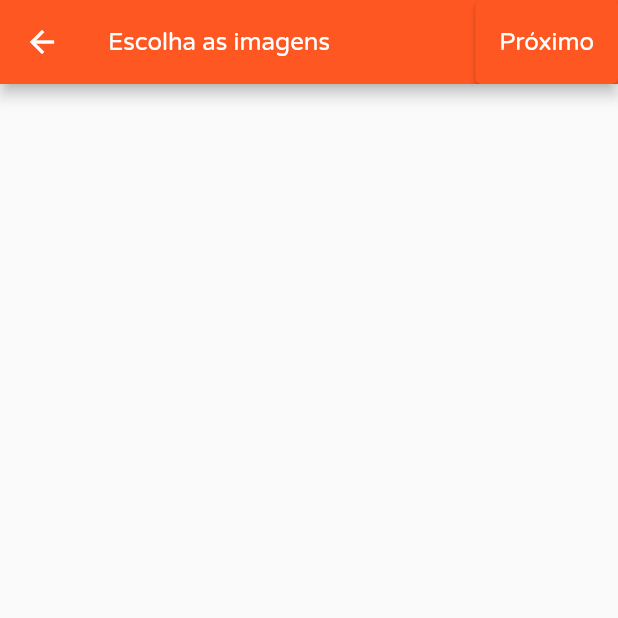
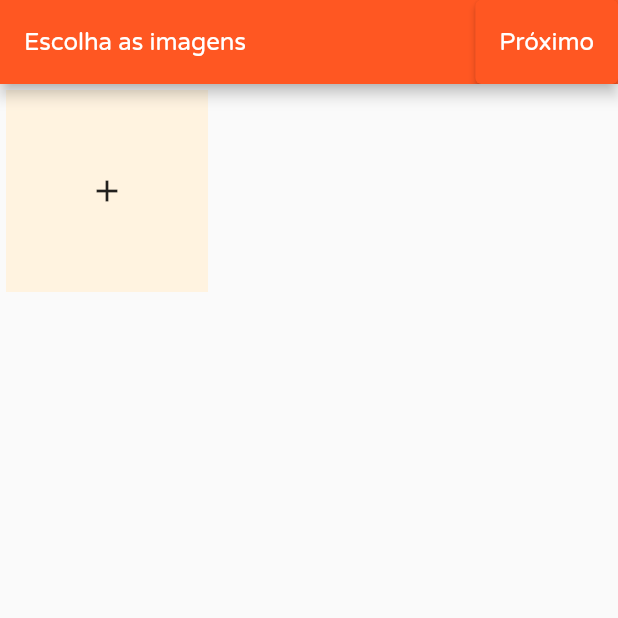
Before and after one commit to ravelinejunior/nerding, a Flutter app: the UploadAdScreen screen opened directly, on a phone screen of 412 x 824 dp, the top half of it. Run offline on Flutter 3.47's test engine with Material 2 defaults, Android fonts, the phone set to English and light mode, and no system bars; our stand-ins replace cloud_firestore, firebase_auth, firebase_core, firebase_storage, flutter_svg, fluttertoast and 3 more; accounts and stored records are empty; project files that could hold a hidden picture were left out.

Commit message:
Completing Upload Ads Design

```diff
--- a/lib/screens/home_screen/components/upload_add_screen.dart
+++ b/lib/screens/home_screen/components/upload_add_screen.dart
@@ -46,6 +46,7 @@ class _UploadAdScreenState extends State<UploadAdScreen> {
   Widget build(BuildContext context) {
     return Scaffold(
       appBar: AppBar(
+        automaticallyImplyLeading: false,
         title: Text(
           next ? 'Por favor, descreva o Item.' : 'Escolha as imagens',
           style: TextStyle(
@@ -58,14 +59,14 @@ class _UploadAdScreenState extends State<UploadAdScreen> {
               ? Container()
               : ElevatedButton(
                   onPressed: () {
-                    if (_imagesIO.length == 5) {
+                    if (_imagesIO.length > 1) {
                       setState(() {
                         uploading = true;
                         next = true;
                       });
                     } else {
                       showToast(
-                        'Máximo de 5 imagens por item.',
+                        'Mínimo de 2 imagens por item.',
                       );
                     }
                   },
@@ -143,8 +144,89 @@ class _UploadAdScreenState extends State<UploadAdScreen> {
                 ),
               ),
             )
-          : Container(),
+          : Stack(
+              children: [
+                Container(
+                  padding: const EdgeInsets.all(4),
+                  child: GridView.builder(
+                    itemCount: _imagesIO.length + 1,
+                    gridDelegate: SliverGridDelegateWithFixedCrossAxisCount(
+                        crossAxisCount: 3),
+                    itemBuilder: (context, index) {
+                      return index == 0
+                          ? InkWell(
+                              splashColor: Colors.orangeAccent,
+                              onTap: () => !uploading ? _chooseImage() : null,
+                              child: Container(
+                                padding: const EdgeInsets.all(8),
+                                color: Colors.orange[50],
+                                child: Center(
+                                  child: IconButton(
+                                    onPressed: () =>
+                                        !uploading ? _chooseImage() : null,
+                                    icon: Icon(Icons.add),
+                                  ),
+                                ),
+                              ),
+                            )
+                          : Container(
+                              margin: const EdgeInsets.all(4),
+                              decoration: BoxDecoration(
+                                image: DecorationImage(
+                                  image: FileImage(_imagesIO[index - 1]),
+                                  fit: BoxFit.cover,
+                                ),
+                              ),
+                            );
+                    },
+                  ),
+                ),
+                uploading
+                    ? Center(
+                        child: Column(
+                          mainAxisSize: MainAxisSize.min,
+                          children: [
+                            Container(
+                              child: Text(
+                                'Uploading...',
+                                style: TextStyle(fontSize: 20),
+                              ),
+                            ),
+                            const SizedBox(height: 8),
+                            CircularProgressIndicator.adaptive(
+                              value: val,
+                              valueColor:
+                                  AlwaysStoppedAnimation<Color>(Colors.blue),
+                            )
+                          ],
+                        ),
+                      )
+                    : Container(),
+              ],
+            ),
     );
+  }
+
+  _chooseImage() async {
+    final pickedFile = await picker.getImage(source: ImageSource.gallery);
+    setState(() {
+      _imagesIO.add(File(pickedFile?.path as String));
+    });
+
+    if (pickedFile?.path == null) retrieveLostData();
+  }
+
+  Future retrieveLostData() async {
+    final LostData response = await picker.getLostData();
+    if (response.isEmpty) return;
+
+    if (response.file != null) {
+      setState(() {
+        _imagesIO.add(File(response.file!.path));
+      });
+    } else {
+      print(response.file);
+    }
   }
 
   void showToast(String message) {
```
